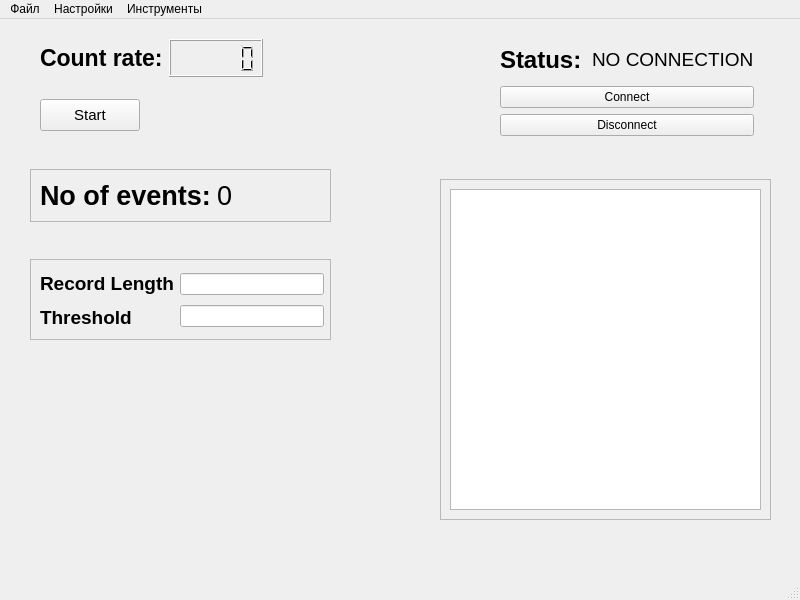
Above: mainwindow.ui from mrnetbear/sandboxStudy before the change. Below: the same form after it.
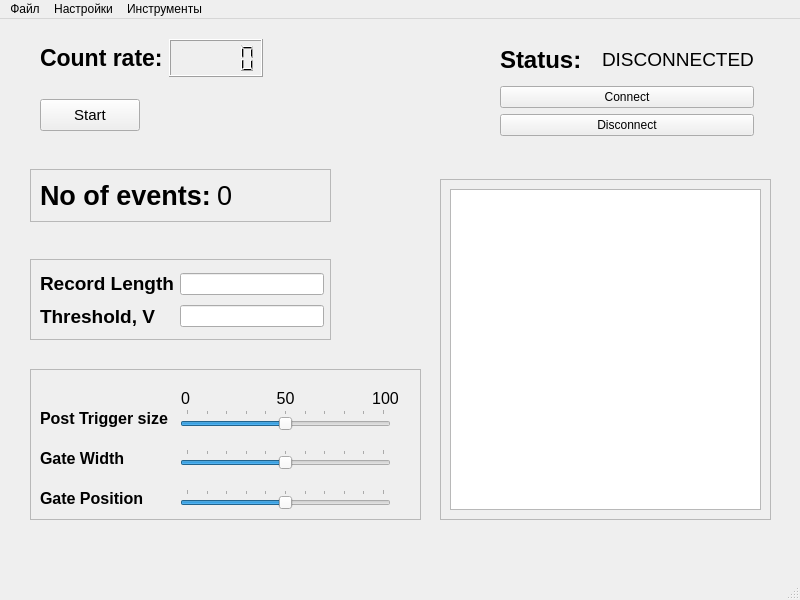
That is the form after the change.

Commit message: modifications of DAQ application for gate and treshold control

What changed in the file:
```diff
--- a/mainwindow.ui
+++ b/mainwindow.ui
@@ -137,7 +137,7 @@
            </font>
           </property>
           <property name="text">
-           <string>NO CONNECTION</string>
+           <string>DISCONNECTED</string>
           </property>
          </widget>
         </item>
@@ -253,7 +253,7 @@
     <property name="frameShadow">
      <enum>QFrame::Raised</enum>
     </property>
-    <widget class="QWidget" name="">
+    <widget class="QWidget" name="layoutWidget">
      <property name="geometry">
       <rect>
        <x>10</x>
@@ -287,7 +287,7 @@
            </font>
           </property>
           <property name="text">
-           <string>Threshold</string>
+           <string>&lt;html&gt;&lt;head/&gt;&lt;body&gt;&lt;p&gt;Threshold, V&lt;/p&gt;&lt;/body&gt;&lt;/html&gt;</string>
           </property>
          </widget>
         </item>
@@ -306,6 +306,214 @@
      </layout>
     </widget>
    </widget>
+   <widget class="QFrame" name="frame_6">
+    <property name="geometry">
+     <rect>
+      <x>30</x>
+      <y>350</y>
+      <width>391</width>
+      <height>151</height>
+     </rect>
+    </property>
+    <property name="frameShape">
+     <enum>QFrame::StyledPanel</enum>
+    </property>
+    <property name="frameShadow">
+     <enum>QFrame::Raised</enum>
+    </property>
+    <widget class="QSlider" name="horizontalSlider">
+     <property name="geometry">
+      <rect>
+       <x>150</x>
+       <y>40</y>
+       <width>211</width>
+       <height>21</height>
+      </rect>
+     </property>
+     <property name="maximum">
+      <number>100</number>
+     </property>
+     <property name="sliderPosition">
+      <number>50</number>
+     </property>
+     <property name="tracking">
+      <bool>true</bool>
+     </property>
+     <property name="orientation">
+      <enum>Qt::Horizontal</enum>
+     </property>
+     <property name="tickPosition">
+      <enum>QSlider::TicksAbove</enum>
+     </property>
+    </widget>
+    <widget class="QLabel" name="labelPostTrigSize">
+     <property name="geometry">
+      <rect>
+       <x>10</x>
+       <y>40</y>
+       <width>131</width>
+       <height>18</height>
+      </rect>
+     </property>
+     <property name="font">
+      <font>
+       <pointsize>12</pointsize>
+       <bold>true</bold>
+      </font>
+     </property>
+     <property name="text">
+      <string>Post Trigger size</string>
+     </property>
+    </widget>
+    <widget class="QLabel" name="label_3">
+     <property name="geometry">
+      <rect>
+       <x>140</x>
+       <y>20</y>
+       <width>31</width>
+       <height>18</height>
+      </rect>
+     </property>
+     <property name="font">
+      <font>
+       <pointsize>12</pointsize>
+      </font>
+     </property>
+     <property name="text">
+      <string>0</string>
+     </property>
+     <property name="alignment">
+      <set>Qt::AlignCenter</set>
+     </property>
+    </widget>
+    <widget class="QLabel" name="label_4">
+     <property name="geometry">
+      <rect>
+       <x>340</x>
+       <y>20</y>
+       <width>31</width>
+       <height>18</height>
+      </rect>
+     </property>
+     <property name="font">
+      <font>
+       <pointsize>12</pointsize>
+      </font>
+     </property>
+     <property name="text">
+      <string>100</string>
+     </property>
+     <property name="alignment">
+      <set>Qt::AlignCenter</set>
+     </property>
+    </widget>
+    <widget class="QLabel" name="label_5">
+     <property name="geometry">
+      <rect>
+       <x>240</x>
+       <y>20</y>
+       <width>31</width>
+       <height>18</height>
+      </rect>
+     </property>
+     <property name="font">
+      <font>
+       <pointsize>12</pointsize>
+      </font>
+     </property>
+     <property name="text">
+      <string>50</string>
+     </property>
+     <property name="alignment">
+      <set>Qt::AlignCenter</set>
+     </property>
+    </widget>
+    <widget class="QSlider" name="horizontalSliderGateWidth">
+     <property name="geometry">
+      <rect>
+       <x>150</x>
+       <y>80</y>
+       <width>211</width>
+       <height>20</height>
+      </rect>
+     </property>
+     <property name="maximum">
+      <number>100</number>
+     </property>
+     <property name="sliderPosition">
+      <number>50</number>
+     </property>
+     <property name="orientation">
+      <enum>Qt::Horizontal</enum>
+     </property>
+     <property name="tickPosition">
+      <enum>QSlider::TicksAbove</enum>
+     </property>
+     <property name="tickInterval">
+      <number>0</number>
+     </property>
+    </widget>
+    <widget class="QLabel" name="labelGateWidth">
+     <property name="geometry">
+      <rect>
+       <x>10</x>
+       <y>80</y>
+       <width>131</width>
+       <height>18</height>
+      </rect>
+     </property>
+     <property name="font">
+      <font>
+       <pointsize>12</pointsize>
+       <bold>true</bold>
+      </font>
+     </property>
+     <property name="text">
+      <string>Gate Width</string>
+     </property>
+    </widget>
+    <widget class="QLabel" name="labelGatePosition">
+     <property name="geometry">
+      <rect>
+       <x>10</x>
+       <y>120</y>
+       <width>131</width>
+       <height>18</height>
+      </rect>
+     </property>
+     <property name="font">
+      <font>
+       <pointsize>12</pointsize>
+       <bold>true</bold>
+      </font>
+     </property>
+     <property name="text">
+      <string>Gate Position</string>
+     </property>
+    </widget>
+    <widget class="QSlider" name="horizontalSliderGatePosition">
+     <property name="geometry">
+      <rect>
+       <x>150</x>
+       <y>120</y>
+       <width>211</width>
+       <height>20</height>
+      </rect>
+     </property>
+     <property name="maximum">
+      <number>100</number>
+     </property>
+     <property name="sliderPosition">
+      <number>50</number>
+     </property>
+     <property name="orientation">
+      <enum>Qt::Horizontal</enum>
+     </property>
+     <property name="tickPosition">
+      <enum>QSlider::TicksAbove</enum>
+     </property>
+    </widget>
+   </widget>
   </widget>
   <widget class="QMenuBar" name="menubar">
    <property name="geometry">
```
Left out of the diff: 2 changed lines with no effect on the pictures. The commit also changes 6 other files.
